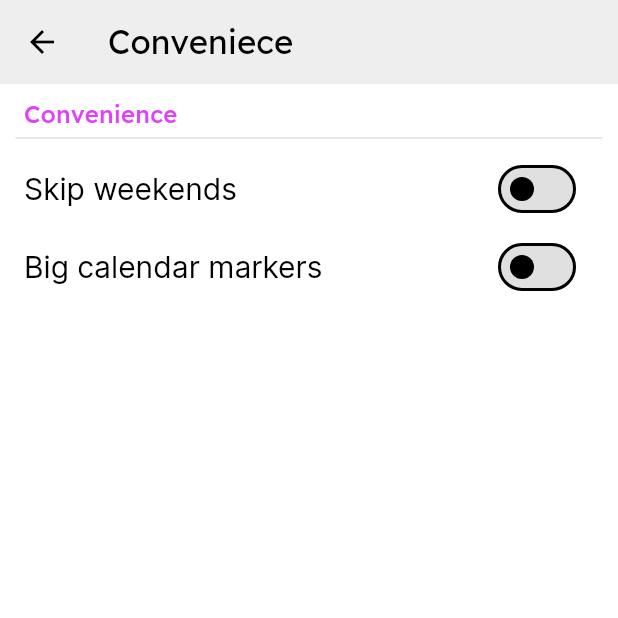
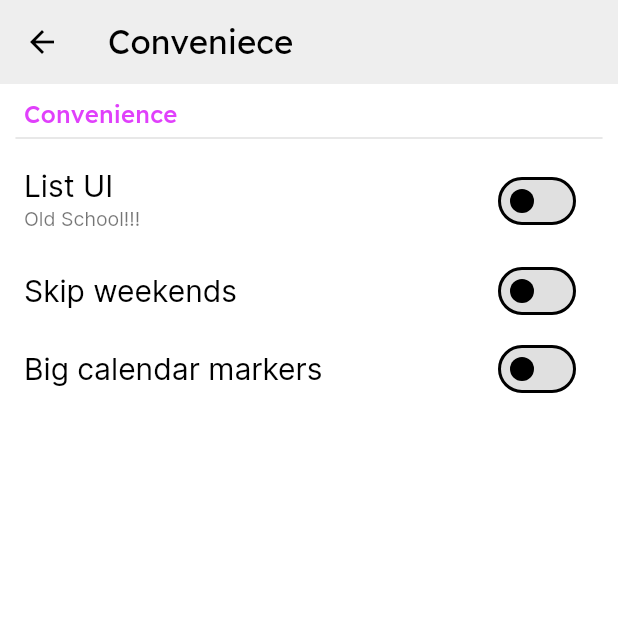
Before and after one commit to App-Elevate/AUT.aplikace-legacy, a Flutter app: the ConvenienceScreen screen opened directly, on a phone screen of 412 x 824 dp, the top half of it. Run offline on Flutter 3.47's test engine with Material 3 defaults, Android fonts, the phone set to English and light mode, and no system bars; our stand-ins replace awesome_notifications, firebase_analytics, firebase_core, firebase_crashlytics, flutter_secure_storage, flutter_svg and 10 more; missing offline and left inert: background_fetch, canteenlib, enum_to_string, icons_flutter; accounts and stored records are empty; statements that could not run were skipped.

Commit message:
move list ui switch to convenience page

```diff
--- a/lib/pages_new/settings/convenience.dart
+++ b/lib/pages_new/settings/convenience.dart
@@ -14,6 +14,16 @@ class ConvenienceScreen extends StatelessWidget {
       body: ScrollViewColumn(
         children: [
           const SectionTitle("Convenience"),
+          // list UI switch
+          Selector<AppearancePreferences, ({bool read, Function(bool) set})>(
+            selector: (_, p1) => (read: p1.isListUi, set: p1.setListUi),
+            builder: (context, listUi, child) => SwitchListTile(
+              title: const Text("List UI"),
+              subtitle: const Text("Old School!!!"),
+              value: listUi.read,
+              onChanged: listUi.set,
+            ),
+          ),
           // TODO: implement this
           // skip weekends switch
           Selector<AppearancePreferences, ({bool read, Function(bool) set})>(
```
Also changed, not shown: lib/pages_new/settings/appearance.dart (+0 -10 lines).
